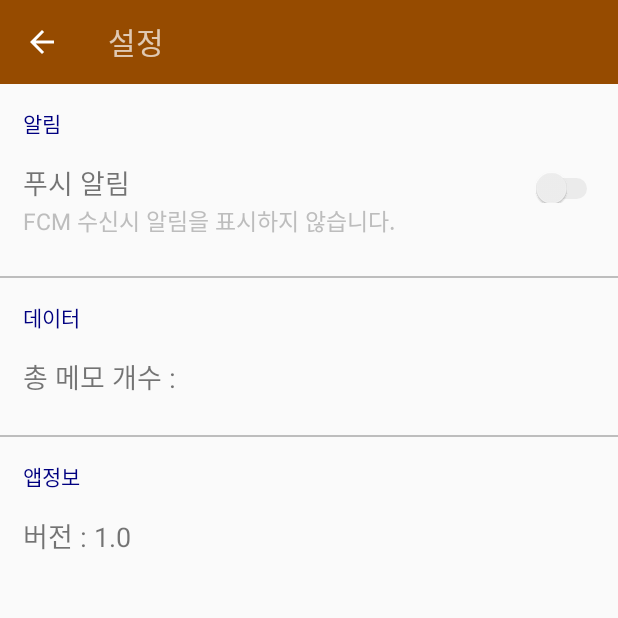
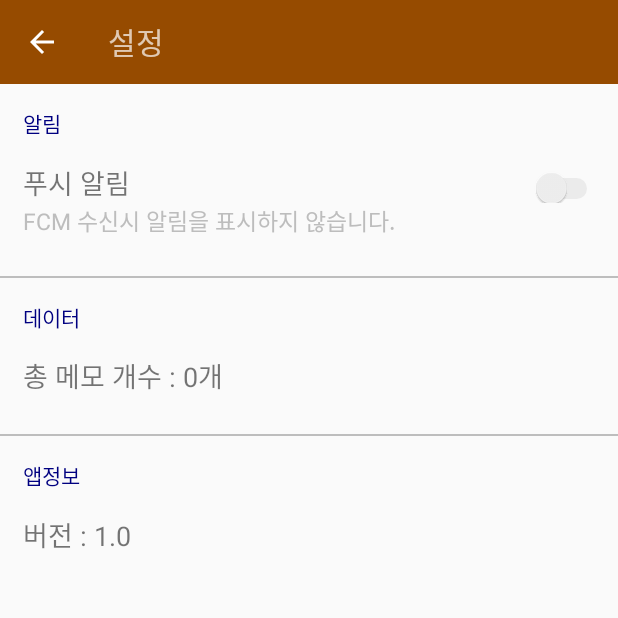
Before and after one commit to gujinzzang/basic_app, an Android app: the SettingsActivity screen opened directly, with no data from a screen before it, on a phone screen of 412 x 824 dp, the top half of it. Run offline under Robolectric (Android 15) with nearby library versions, the phone set to English and light mode, and no system bars.

Commit message:
fcm push with switch

```diff
--- a/app/src/main/java/com/example/basic_app/SettingsActivity.java
+++ b/app/src/main/java/com/example/basic_app/SettingsActivity.java
@@ -1,5 +1,8 @@
 package com.example.basic_app;
 
+import android.app.Activity;
+import android.app.NotificationManager;
+import android.os.Build;
 import android.os.Bundle;
 import android.view.MenuItem;
 import android.widget.CompoundButton;
@@ -10,12 +13,18 @@ import androidx.appcompat.app.ActionBar;
 import androidx.appcompat.app.AppCompatActivity;
 import androidx.appcompat.widget.Toolbar;
 
+import com.example.basic_app.DB.DBHelper;
+import com.google.firebase.messaging.RemoteMessage;
+
 public class SettingsActivity extends AppCompatActivity {
+
+    private Activity mActivity;
 
     @Override
     protected void onCreate(Bundle savedInstanceState) {
         super.onCreate(savedInstanceState);
         setContentView(R.layout.settings_activity);
+        mActivity = this;
 
         Toolbar toolbar = findViewById(R.id.app_toolbar);
         setSupportActionBar(toolbar);
@@ -31,31 +40,17 @@ public class SettingsActivity extends AppCompatActivity {
                 if (isChecked) {
                     Toast.makeText(getApplicationContext(), "Push 활성화", Toast.LENGTH_SHORT).show();
                     textView.setText("FCM 수신시 알림을 표시합니다.");
-                    //((FirebaseInstanceIDService)FirebaseInstanceIDService.context).onNewToken("True");
                 } else {
                     Toast.makeText(getApplicationContext(), "Push 비활성화", Toast.LENGTH_SHORT).show();
                     textView.setText("FCM 수신시 알림을 표시하지 않습니다.");
-                   // ((FirebaseInstanceIDService)FirebaseInstanceIDService.context).onNewToken("False");
-
+                    NotificationManager notificationManager= (NotificationManager)getSystemService(NOTIFICATION_SERVICE);
+                    notificationManager.cancel(0);
                 }
             }
         });
-//        getSupportFragmentManager().beginTransaction()
-//                .replace(R.id.container, new SettingsFragment())
-//                .commit();
+        TextView totaltext = findViewById(R.id.totalmemo);
+        totaltext.append(String.format("%s개", DBHelper.getInstance(this).getTotalCount()));
     }
-//    public static class SettingsFragment extends PreferenceFragmentCompat {
-//        @Override
-//        public void onCreatePreferences(Bundle savedInstanceState, String rootKey) {
-//            setPreferencesFromResource(R.xml.root_preferences, rootKey);
-//            PreferenceScreen preferenceScreen = getPreferenceScreen();
-//            Preference totalCount = preferenceScreen.findPreference("total_data_count");
-//            if (totalCount != null && getActivity() != null) {
-//                totalCount.setTitle(String.format("총 메모 개수 : %s개", DBHelper.getInstance(getActivity()).getTotalCount()));
-//            }
-//        }
-//    }
-
     @Override
     public boolean onOptionsItemSelected(MenuItem item) {
         switch (item.getItemId()){
--- a/app/src/main/res/layout/settings_activity.xml
+++ b/app/src/main/res/layout/settings_activity.xml
@@ -1,6 +1,7 @@
 <RelativeLayout xmlns:android="http://schemas.android.com/apk/res/android"
     android:layout_width="match_parent"
-    android:layout_height="match_parent">
+    android:layout_height="match_parent"
+    xmlns:app="http://schemas.android.com/apk/res-auto">
 
     <androidx.appcompat.widget.Toolbar
         android:id="@+id/app_toolbar"
@@ -119,4 +120,12 @@
             android:textAlignment="center"
             android:textSize="18dp" />
     </RelativeLayout>
+
+    <FrameLayout
+        android:id="@+id/container"
+        android:layout_below="@id/app_toolbar"
+        android:layout_width="match_parent"
+        android:layout_height="match_parent"
+        app:layout_behavior="@string/appbar_scrolling_view_behavior" />
+
 </RelativeLayout>
--- a/app/src/main/res/values/styles.xml
+++ b/app/src/main/res/values/styles.xml
@@ -4,7 +4,7 @@
         <!-- Customize your theme here. -->
         <item name="colorPrimary">#964B00</item>
         <item name="colorPrimaryDark">#964B00</item>
-        <item name="colorAccent">#FFFFFF</item>
+        <item name="colorAccent">#000000</item>
     </style>
 
     <style name="AppTheme.NoActionBar">
```
Also changed, not shown: app/src/main/java/com/example/basic_app/FirebaseInstanceIDService.java (+43 -25 lines).
